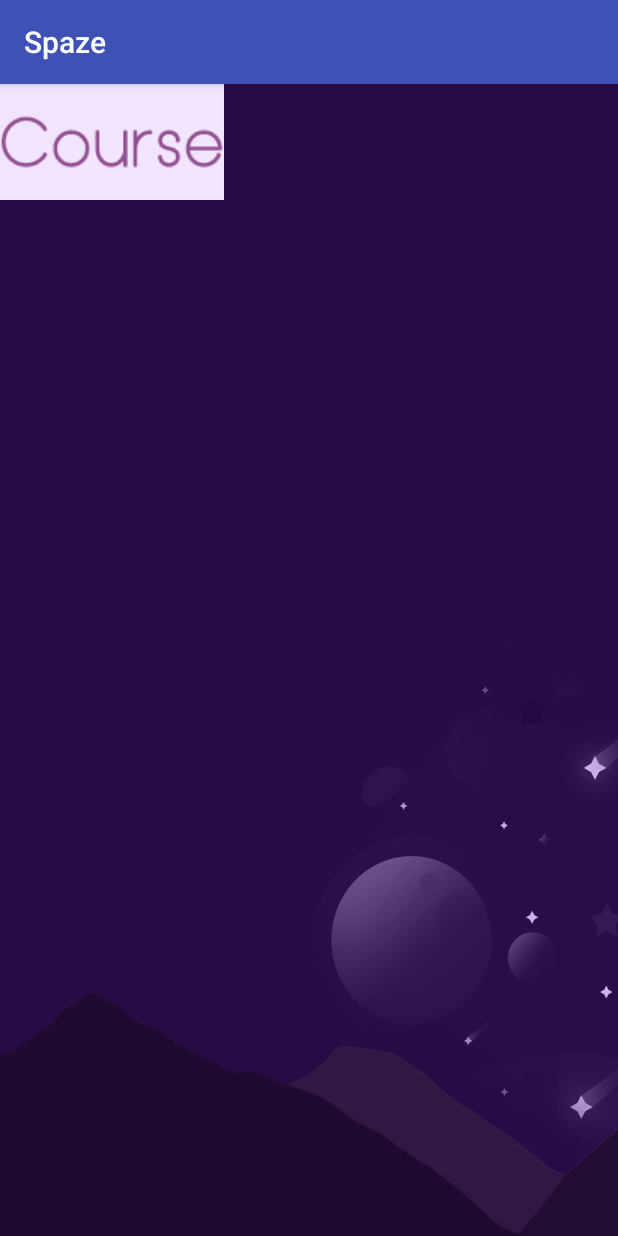
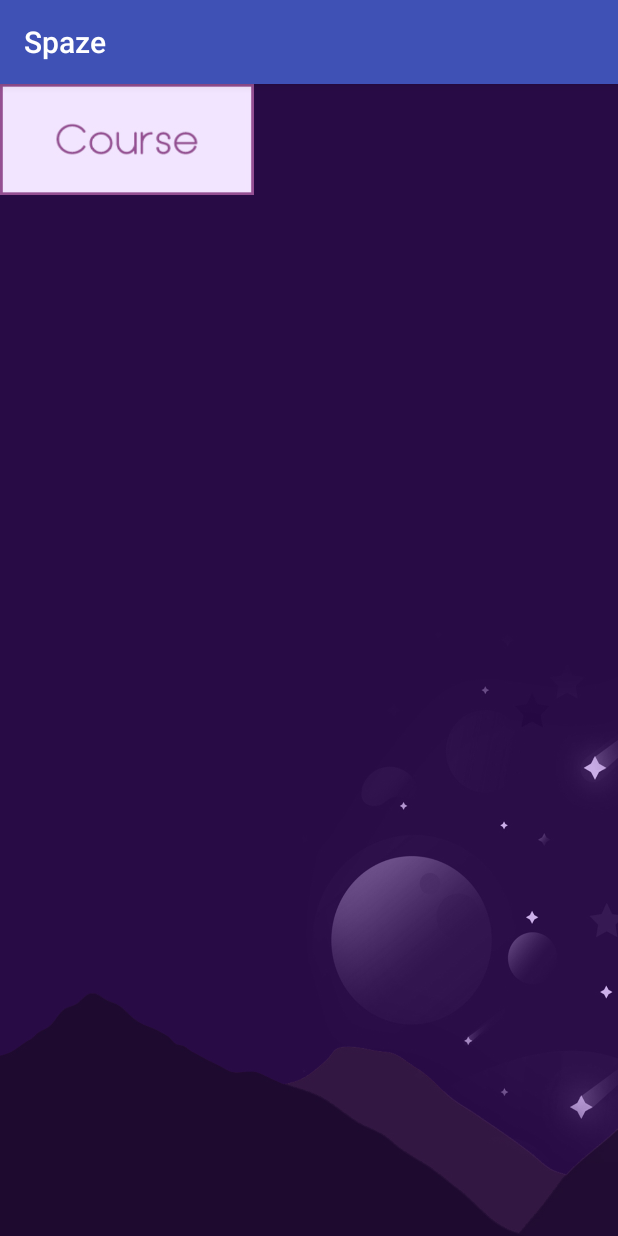
Before and after one commit to iNonzq/Spaze, an Android app: the screen it shows after launch (MainActivity), on a phone screen of 412 x 824 dp. Run offline under Robolectric (Android 15) with nearby library versions, the phone set to English and light mode, and no system bars.

Commit message:
add icon coorse icon
add icon coorse icon

Co-Authored-By: inonzq <inonzq@users.noreply.github.com>
Co-Authored-By: Supanut <nephiegator@users.noreply.github.com>
Co-Authored-By: nawabhorn <nawabhorn@users.noreply.github.com>

```diff
--- a/app/src/main/java/com/example/nonz/spaze/PageFact.java
+++ b/app/src/main/java/com/example/nonz/spaze/PageFact.java
@@ -10,6 +10,6 @@ public class PageFact extends AppCompatActivity {
         super.onCreate(savedInstanceState);
         setContentView(R.layout.activity_page_fact);
 
-        //asdasdassadasd
+
     }
 }
--- a/app/src/main/res/layout/activity_main.xml
+++ b/app/src/main/res/layout/activity_main.xml
@@ -11,9 +11,9 @@
 
     <ImageButton
         android:id="@+id/imageButton"
-        android:layout_width="149dp"
-        android:layout_height="77dp"
-        app:srcCompat="@drawable/icon_course"
+        android:layout_width="169dp"
+        android:layout_height="74dp"
+        android:background="@drawable/icon_course"
         tools:layout_editor_absoluteX="0dp"
         tools:layout_editor_absoluteY="0dp" />
 </android.support.constraint.ConstraintLayout>
```
